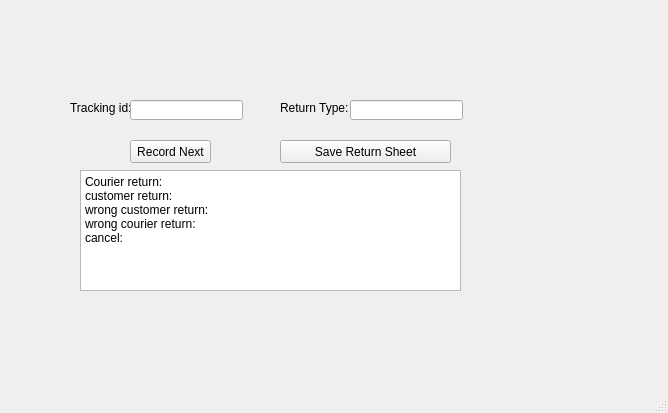
The window that gui/createReturnSheet.ui (suraj-d/onlinehelper) describes before a commit, drawn with Qt 5.
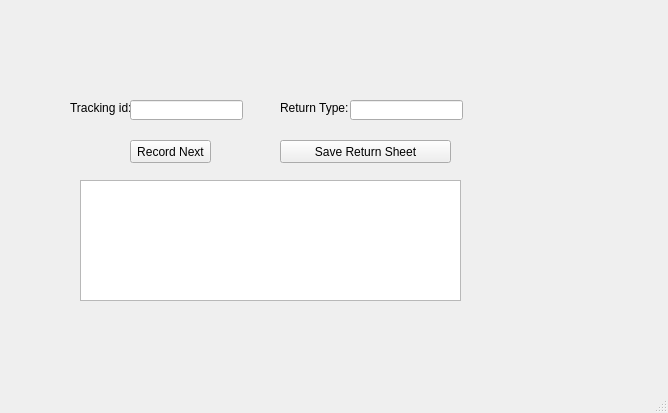
The same window after the commit.

Commit message: finalized create return sheet

```diff
--- a/gui/createReturnSheet.ui
+++ b/gui/createReturnSheet.ui
@@ -64,17 +64,13 @@
     <property name="geometry">
      <rect>
       <x>80</x>
-      <y>170</y>
+      <y>180</y>
       <width>381</width>
       <height>121</height>
      </rect>
     </property>
     <property name="plainText">
-     <string>Courier return:
-customer return:
-wrong customer return:
-wrong courier return:
-cancel: </string>
+     <string/>
     </property>
    </widget>
    <widget class="QPushButton" name="record_button">
```
Left out of the diff: 2 changed lines with no effect on the pictures. The commit also changes 2 other files.
